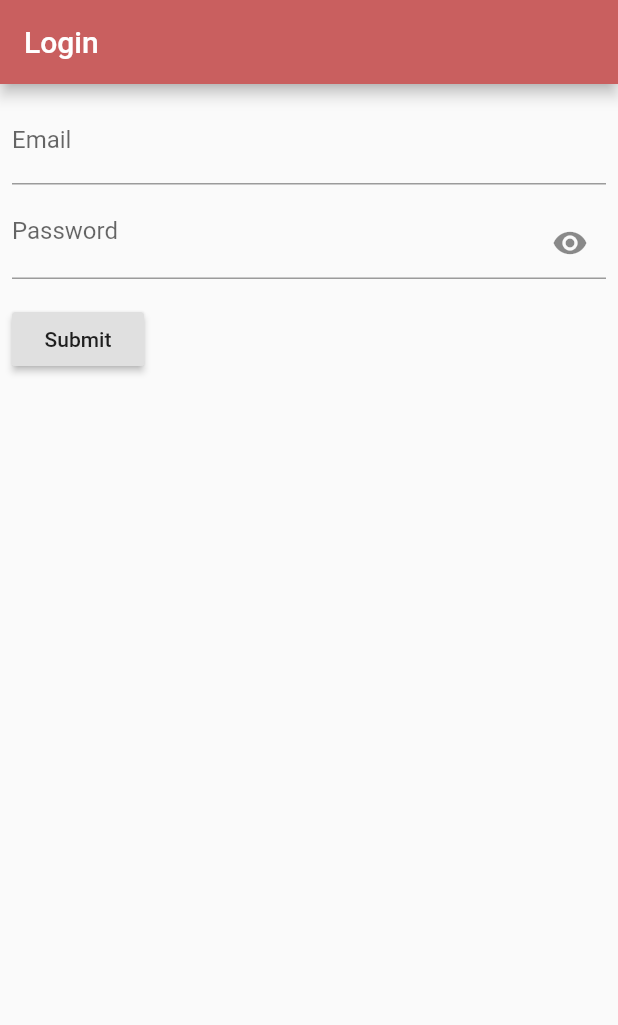
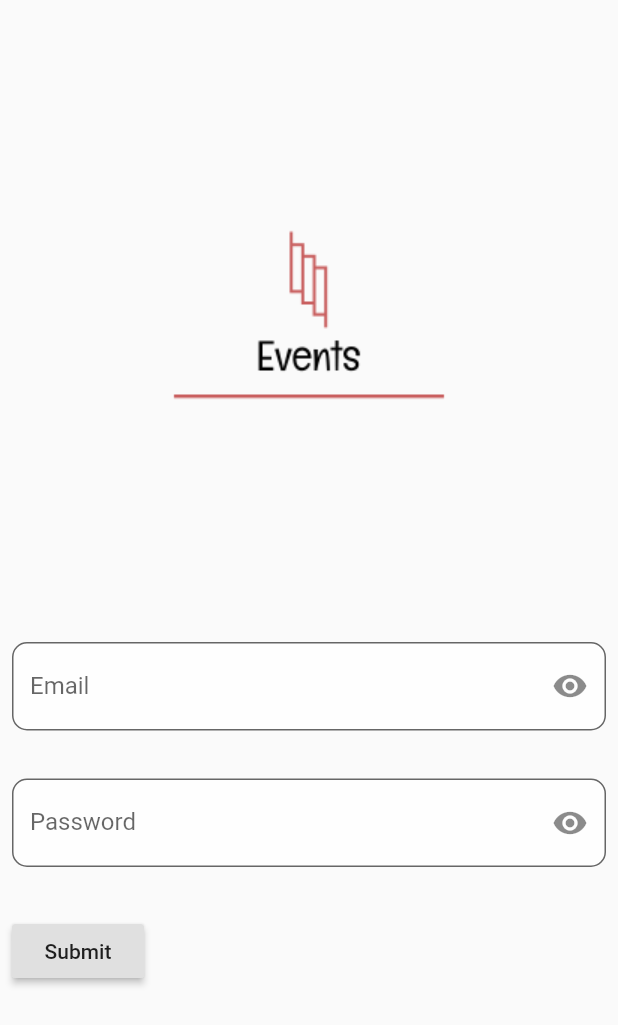
Before and after one commit to maxiin/MeetIn, a Flutter app: the screen it shows after launch, on a phone screen of 412 x 824 dp. Shown: the top 1025 px of the screen. Run offline on Flutter 3.47's test engine with Material 2 defaults, Android fonts, the phone set to English and light mode, and no system bars; our stand-ins replace shared_preferences.

Commit message:
login page resize + image fix

```diff
--- a/lib/main.dart
+++ b/lib/main.dart
@@ -30,8 +30,13 @@ class MyApp extends StatelessWidget {
     return FutureBuilder(
       future: token(),
       builder: (BuildContext ctx, AsyncSnapshot<String> snapshot) {
+        final double statusBarHeight = MediaQuery.of(ctx).padding.top;
+
         if (!snapshot.data.isNotEmpty) {
-          return LoginPage();
+          return Padding(
+            padding: new EdgeInsets.only(top: statusBarHeight),
+            child: LoginPage(),
+          );
         } else {
           return MyHomePage(title: "Main");
         }
--- a/lib/pages/login.dart
+++ b/lib/pages/login.dart
@@ -18,38 +18,73 @@ class LoginState extends State<LoginPage> {
   @override
   Widget build(BuildContext ctx) {
     return Scaffold(
-      appBar: AppBar(
-        title: Text("Login"),
-      ),
+      // appBar: AppBar(
+      //   title: Text("Login"),
+      // ),
       body: Padding(
         padding: EdgeInsets.all(8),
         child: Column(
           children: <Widget>[
-            Form(
+            Expanded(
+              flex: 2,
+              child: Center(
+                child: Image.asset('assets/images/logo.png')),
+            ),
+            Expanded(
+              flex: 2,
+              child: Form(
                 key: form,
                 child: Column(
                   crossAxisAlignment: CrossAxisAlignment.start,
                   children: <Widget>[
-                  TextFormField(
+                    Column(
+                        children: <Widget>[
+                          Padding(
+                            padding: EdgeInsets.symmetric(vertical: 16.0),
+                            child: TextFormField(
                               keyboardType: TextInputType.emailAddress,
                               validator: validateEmail,
-                    decoration: InputDecoration(
-                      labelText: 'Email',
+                              decoration: new InputDecoration(
+                                border: new OutlineInputBorder(
+                                  borderRadius: const BorderRadius.all(
+                                    const Radius.circular(10.0),
                                   ),
                                 ),
-                  TextFormField(
-                    obscureText: _obscureText,
-                    validator: (pass) => lengthValidator(pass, 8, null),
-                    decoration: InputDecoration(
-                      labelText: 'Password',
-                      suffixIcon: Padding(
-                        padding: EdgeInsets.only(top: 15.0),
-                        child: IconButton(
+                                filled: true,
+                                hintStyle: new TextStyle(color: Colors.grey[800]),
+                                labelText: 'Email',
+                                hintText: 'jon@doe.com',
+                                fillColor: Colors.white70,
+                                suffixIcon:  IconButton(
                                   onPressed: _toggle,
                                   icon: Icon(Icons.remove_red_eye),
                                 ),
                               ),
                             ),
+                          ),
+                          Padding(
+                            padding: EdgeInsets.symmetric(vertical: 16.0),
+                            child: TextFormField(
+                              obscureText: _obscureText,
+                              validator: (pass) => lengthValidator(pass, 8, null),
+                              decoration: new InputDecoration(
+                                border: new OutlineInputBorder(
+                                  borderRadius: const BorderRadius.all(
+                                    const Radius.circular(10.0),
+                                  ),
+                                ),
+                                filled: true,
+                                hintStyle: new TextStyle(color: Colors.grey[800]),
+                                labelText: 'Password',
+                                fillColor: Colors.white70,
+                                suffixIcon:  IconButton(
+                                  onPressed: _toggle,
+                                  icon: Icon(Icons.remove_red_eye),
+                                ),
+                              ),
+                            ),
+                          ),
+                        ]
                       ),
                     Padding(
                       padding: EdgeInsets.symmetric(vertical: 16.0),
@@ -64,6 +99,7 @@ class LoginState extends State<LoginPage> {
                       ),
                     ),
                   ],
+                ),
               ),
             ),
           ],
--- a/pubspec.yaml
+++ b/pubspec.yaml
@@ -44,8 +44,8 @@ flutter:
   uses-material-design: true
 
   # To add assets to your application, add an assets section, like this:
-  # assets:
-  #  - images/a_dot_burr.jpeg
+  assets:
+   - assets/images/logo.png
   #  - images/a_dot_ham.jpeg
 
   # An image asset can refer to one or more resolution-specific "variants", see
```
Also changed, not shown: assets/images/logo.png (renamed from assets/dd8fc99c-65d6-40a6-a5be-62b828faa499_200x200.png). Lines whose indentation alone changed are shown as unchanged.
